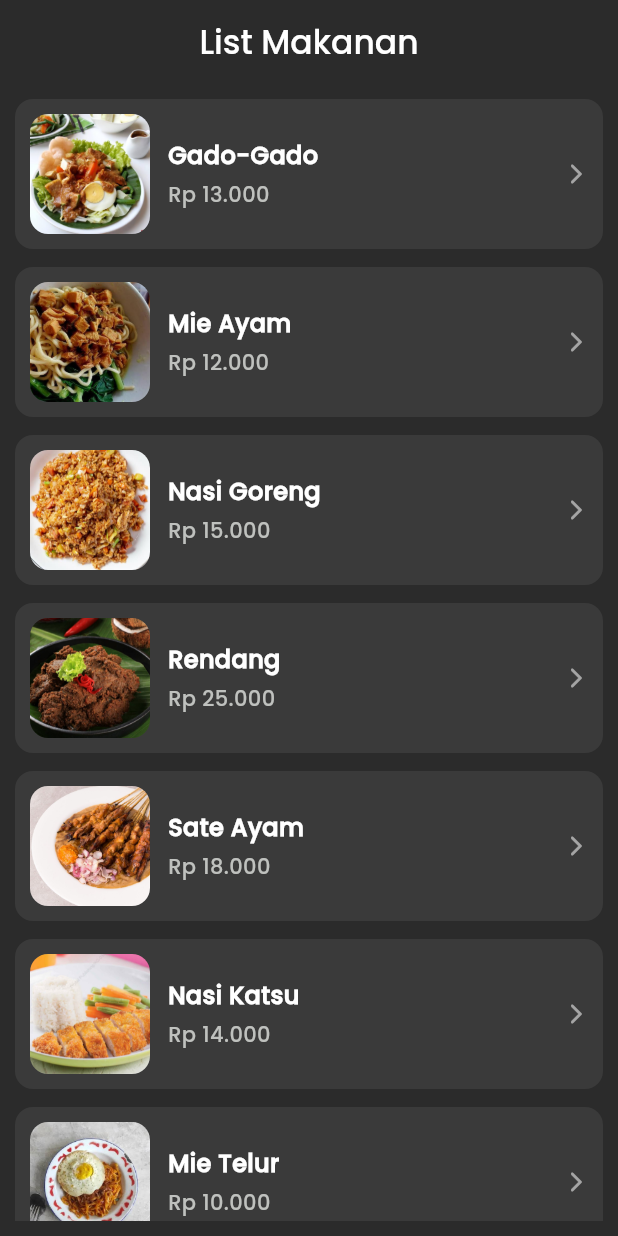
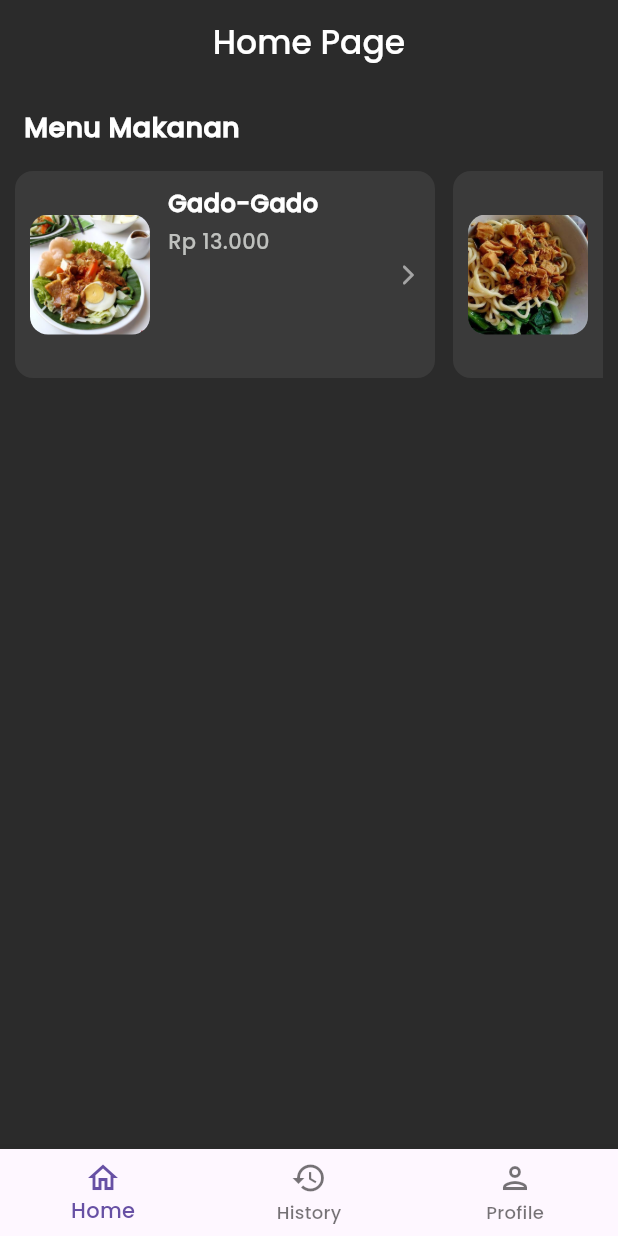
Before and after one commit to raymndusArya/projectFlutter-1, a Flutter app: the screen it shows after launch, on a phone screen of 412 x 824 dp. Run offline on Flutter 3.47's test engine with Material 3 defaults, Android fonts, the phone set to English and light mode, and no system bars; our stand-ins replace get; project files that could hold a hidden picture were left out.

Commit message:
page profile

```diff
--- /dev/null
+++ b/lib/controllers/home_controller.dart
@@ -0,0 +1,70 @@
+import 'package:get/get.dart';
+import 'package:project1/models/makanan_model.dart';
+
+class HomeController extends GetxController {
+  final List<MakananModel> makananList = [
+    MakananModel(
+      namaMakanan: 'Gado-Gado',
+      harga: 'Rp 13.000',
+      rating: '4.3',
+      gambar: 'lib/Assets/gadoGado.jpg',
+      deskripsi: 'Sayuran rebus dengan bumbu kacang.',
+    ),
+    MakananModel(
+      namaMakanan: 'Mie Ayam',
+      harga: 'Rp 12.000',
+      rating: '4.2',
+      gambar: 'lib/Assets/MieAyam.jpg',
+      deskripsi: 'Mie dengan topping ayam dan pangsit.',
+    ),
+    MakananModel(
+      namaMakanan: 'Nasi Goreng',
+      harga: 'Rp 15.000',
+      rating: '4.5',
+      gambar: 'lib/Assets/nasiGoreng.jpg',
+      deskripsi: 'Nasi goreng dengan telur, ayam, dan sayuran.',
+    ),
+    MakananModel(
+      namaMakanan: 'Rendang',
+      harga: 'Rp 25.000',
+      rating: '4.8',
+      gambar: 'lib/Assets/rendang.jpg',
+      deskripsi: 'Daging sapi dimasak lama dengan santan dan rempah.',
+    ),
+    MakananModel(
+      namaMakanan: 'Sate Ayam',
+      harga: 'Rp 18.000',
+      rating: '4.6',
+      gambar: 'lib/Assets/SateAyam.jpeg',
+      deskripsi: 'Sate ayam bakar dengan bumbu kacang.',
+    ),
+    MakananModel(
+      namaMakanan: 'Nasi Katsu',
+      harga: 'Rp 14.000',
+      rating: '4.4',
+      gambar: 'lib/Assets/katsu.jpg',
+      deskripsi: 'Nasi dengan potongan daging katsu goreng.',
+    ),
+    MakananModel(
+      namaMakanan: 'Mie Telur',
+      harga: 'Rp 10.000',
+      rating: '4.1',
+      gambar: 'lib/Assets/mieTelur.jpg',
+      deskripsi: 'Mie dengan telur rebus dan kuah kaldu.',
+    ),
+    MakananModel(
+      namaMakanan: 'Nasi Ayam',
+      harga: 'Rp 12.000',
+      rating: '4.3',
+      gambar: 'lib/Assets/NasiAyam.png',
+      deskripsi: 'Nasi dengan potongan ayam goreng.',
+    ),
+    MakananModel(
+      namaMakanan: 'Batagor',
+      harga: 'Rp 11.000',
+      rating: '4.2',
+      gambar: 'lib/Assets/batagor.jpg',
+      deskripsi: 'Batagor adalah makanan yang terbuat dari kulit ikan yang digoreng dan disajikan dengan saus kacang.',
+    ),
+  ].obs;
+}
--- /dev/null
+++ b/lib/controllers/main_menu_controller.dart
@@ -0,0 +1,17 @@
+import 'package:flutter/material.dart';
+import 'package:project1/menu/history_page.dart';
+import 'package:project1/menu/home_page.dart';
+import 'package:project1/menu/profil_page.dart';
+import 'package:get/get.dart';
+
+class MainMenuController extends GetxController {
+  // variable tanda for index stack body, mana yang akan tampil.
+
+  final RxInt selectedIndex = 0.obs;
+
+  void changePage(int index) {
+    selectedIndex.value = index;
+  }
+
+  List<Widget> listPages = [HomePage(), HistoryPage(), ProfilPage()];
+}
--- a/lib/main.dart
+++ b/lib/main.dart
@@ -15,7 +15,7 @@ class MyApp extends StatelessWidget {
   Widget build(BuildContext context) {
     return GetMaterialApp(
       title: 'Belajar Flutter Raymundus Arya',
-      initialRoute: Routes.listMakanan,
+      initialRoute: Routes.mainMenu,
       debugShowCheckedModeBanner: false,
       theme: ThemeData(fontFamily: 'Poppins'),
       getPages: Routes.myPages,
--- /dev/null
+++ b/lib/menu/home_page.dart
@@ -0,0 +1,67 @@
+import 'package:flutter/material.dart';
+import 'package:get/get.dart';
+import 'package:project1/controllers/home_controller.dart';
+import 'package:project1/routes.dart';
+import 'package:project1/components/custom_makanan_card.dart';
+
+class HomePage extends StatelessWidget {
+  HomePage({super.key});
+
+  final controller = Get.put(HomeController());
+
+  static const Color bgColor = Color(0xFF2B2B2B);
+
+  @override
+  Widget build(BuildContext context) {
+    return Scaffold(
+      backgroundColor: const Color.fromRGBO(43, 43, 43, 1),
+      appBar: AppBar(
+        title: const Text('Home Page'),
+        centerTitle: true,
+        backgroundColor: bgColor,
+        foregroundColor: Colors.white,
+        elevation: 0,
+      ),
+      body: Column(
+        crossAxisAlignment: CrossAxisAlignment.start,
+        children: [
+          const Padding(
+            padding: EdgeInsets.all(16),
+            child: Text(
+              'Menu Makanan',
+              style: TextStyle(
+                color: Colors.white,
+                fontSize: 18,
+                fontWeight: FontWeight.bold,
+              ),
+            ),
+          ),
+          Container(
+            height: 150, // wajib, karena ListView horizontal di dalam Column
+            margin: const EdgeInsets.symmetric(horizontal: 10),
+            child: Obx(
+              () => ListView.builder(
+                scrollDirection: Axis.horizontal,
+                itemCount: controller.makananList.length,
+                itemBuilder: (context, index) {
+                  final makanan = controller.makananList[index];
+
+                  return Container(
+                      width: 280, // lebar tiap card
+                      margin: const EdgeInsets.only(right: 12),
+                      child: CustomMakananCard(
+                        makanan: makanan,
+                        onTap: () {
+                          Get.toNamed(Routes.detailMakanan, arguments: makanan);
+                        },
+                      ),
+                    );
+                },
+              ),
+            ),
+          ),
+        ],
+      ),
+    );
+  }
+}
--- a/lib/pages/list_makanan_page.dart
+++ b/lib/pages/list_makanan_page.dart
@@ -29,23 +29,12 @@ class ListMakananPage extends StatelessWidget {
             itemCount: controller.makananList.length,
             itemBuilder: (context, index) {
               final makanan = controller.makananList[index];
-              return Dismissible(
-                key: Key(makanan.namaMakanan),
-                direction: DismissDirection.startToEnd,
-                background: Container(
-                  margin: const EdgeInsets.only(bottom: 12),
-                  color: Colors.red,
-                  alignment: Alignment.centerLeft,
-                  padding: const EdgeInsets.only(left: 20),
-                  child: const Icon(Icons.delete, color: Colors.white),
-                ),
-                onDismissed: (_) => controller.makananList.removeAt(index),
-                child: CustomMakananCard(
-                  makanan: makanan,
-                  onTap: () {
-                    Get.toNamed(Routes.detailMakanan, arguments: makanan);
-                  },
-                ),
+
+              return CustomMakananCard(
+                makanan: makanan,
+                onTap: () {
+                  Get.toNamed(Routes.detailMakanan, arguments: makanan);
+                },
               );
             },
           ),
--- /dev/null
+++ b/lib/pages/main_menu_page.dart
@@ -0,0 +1,42 @@
+import 'package:flutter/material.dart';
+import 'package:get/get.dart';
+import 'package:project1/controllers/main_menu_controller.dart';
+import 'package:project1/menu/history_page.dart';
+import 'package:project1/menu/home_page.dart';
+
+class MainMenuPage extends StatelessWidget {
+  MainMenuPage({super.key});
+
+  final controller = Get.put(MainMenuController());
+
+  @override
+  Widget build(BuildContext context) {
+    return Obx(
+      () => Scaffold(
+        body: IndexedStack(
+          children: controller.listPages,
+          index: controller.selectedIndex.value,
+        ),
+        bottomNavigationBar: BottomNavigationBar(
+          currentIndex: controller.selectedIndex.value,
+          onTap: controller.changePage,
+
+          items: [
+            BottomNavigationBarItem(
+              icon: Icon(Icons.home_outlined),
+              label: "Home",
+            ),
+            BottomNavigationBarItem(
+              icon: Icon(Icons.history_outlined),
+              label: "History",
+            ),
+            BottomNavigationBarItem(
+              icon: Icon(Icons.person_outlined),
+              label: "Profile",
+            ),
+          ],
+        ),
+      ),
+    );
+  }
+}
--- a/lib/routes.dart
+++ b/lib/routes.dart
@@ -5,6 +5,7 @@ import 'package:project1/pages/registration_page.dart';
 import 'package:project1/pages/kalkulator_page.dart';
 import 'package:project1/pages/list_makanan_page.dart';
 import 'package:project1/pages/detail_makanan_pages.dart';
+import 'package:project1/pages/main_menu_page.dart';
 
 class Routes {
   static String registration = "/registration";
@@ -13,6 +14,7 @@ class Routes {
   static const String kalkulator = "/kalkulator";
   static const String listMakanan = "/list-makanan";
   static const String detailMakanan = "/detail-makanan";
+  static const String mainMenu = "/main-menu";
 
   static final myPages = [
     GetPage(name: registration, page: () => RegistrationPage()),
@@ -21,5 +23,7 @@ class Routes {
     GetPage(name: kalkulator, page: () => KalkulatorPage()),
     GetPage(name: listMakanan, page: () => ListMakananPage()),
     GetPage(name: detailMakanan, page: () => DetailMakananPages()),
+    GetPage(name: mainMenu, page: () => MainMenuPage()),
+
   ];
 }
```
Also changed, not shown: lib/menu/history_page.dart (added, +27 -0 lines), lib/menu/profil_page.dart (added, +202 -0 lines).
